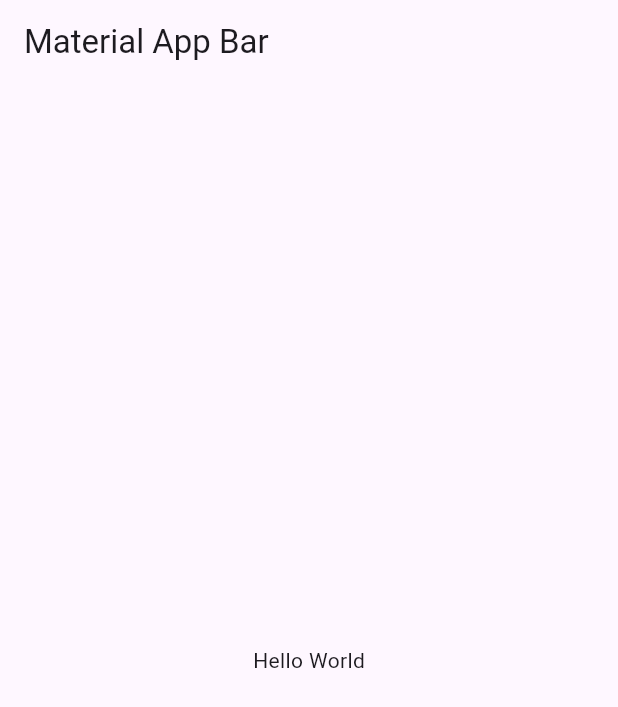
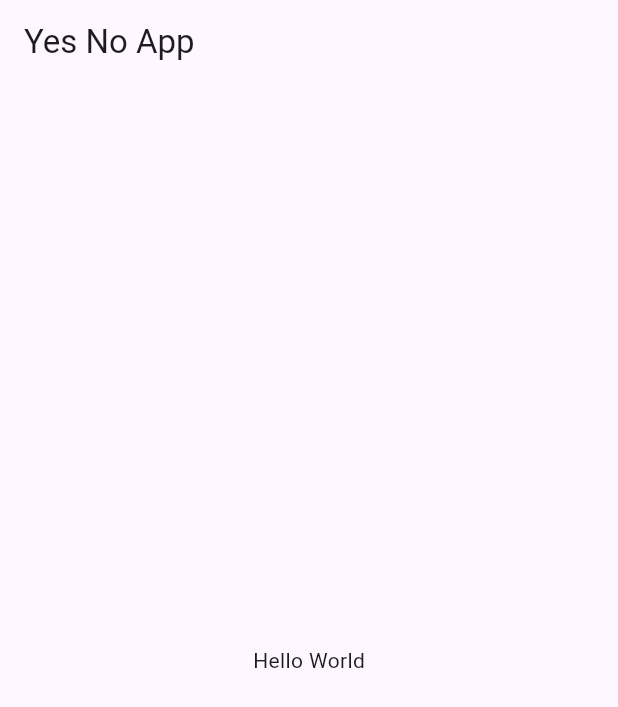
Before and after one commit to Angstromico/Flutter-Yes-No-App, a Flutter app: the screen it shows after launch, on a phone screen of 412 x 824 dp. Shown: the top 707 px of the screen. Run offline on Flutter 3.47's test engine with Material 3 defaults, Android fonts, the phone set to English and light mode, and no system bars.

Commit message:
feat: right tittle  on main

```diff
--- a/lib/main.dart
+++ b/lib/main.dart
@@ -8,10 +8,10 @@ class MyApp extends StatelessWidget {
   @override
   Widget build(BuildContext context) {
     return MaterialApp(
-      title: 'Material App',
+      title: 'Yes No App',
       home: Scaffold(
         appBar: AppBar(
-          title: const Text('Material App Bar'),
+          title: const Text('Yes No App'),
         ),
         body: const Center(
           child: Text('Hello World'),
```
